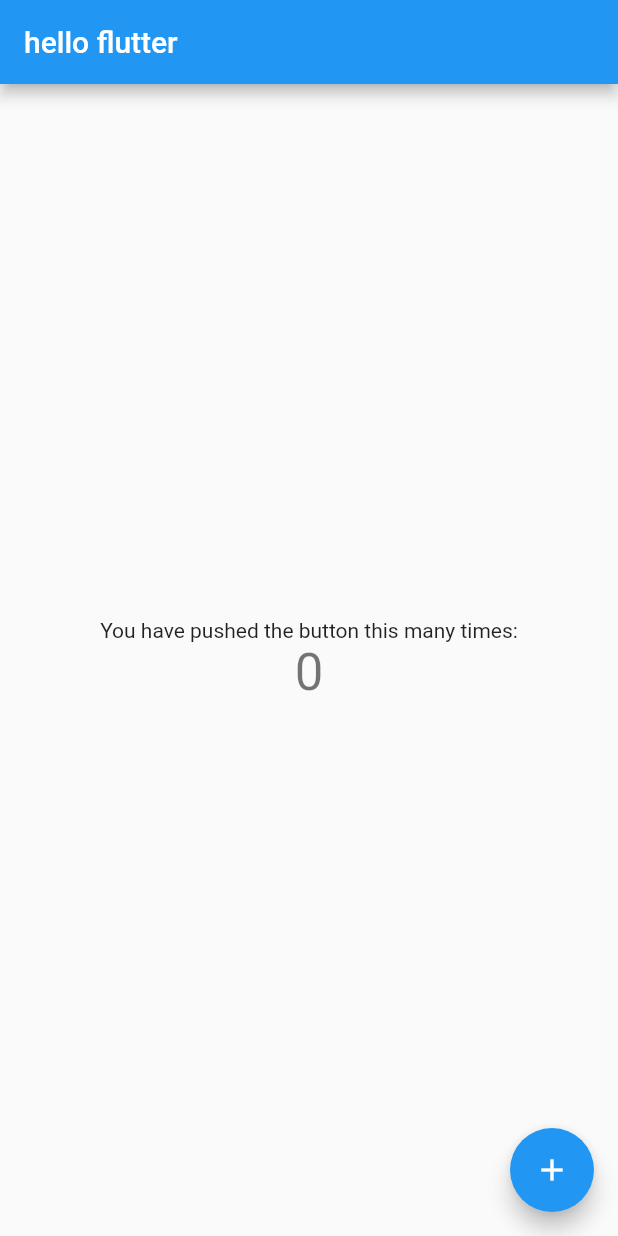
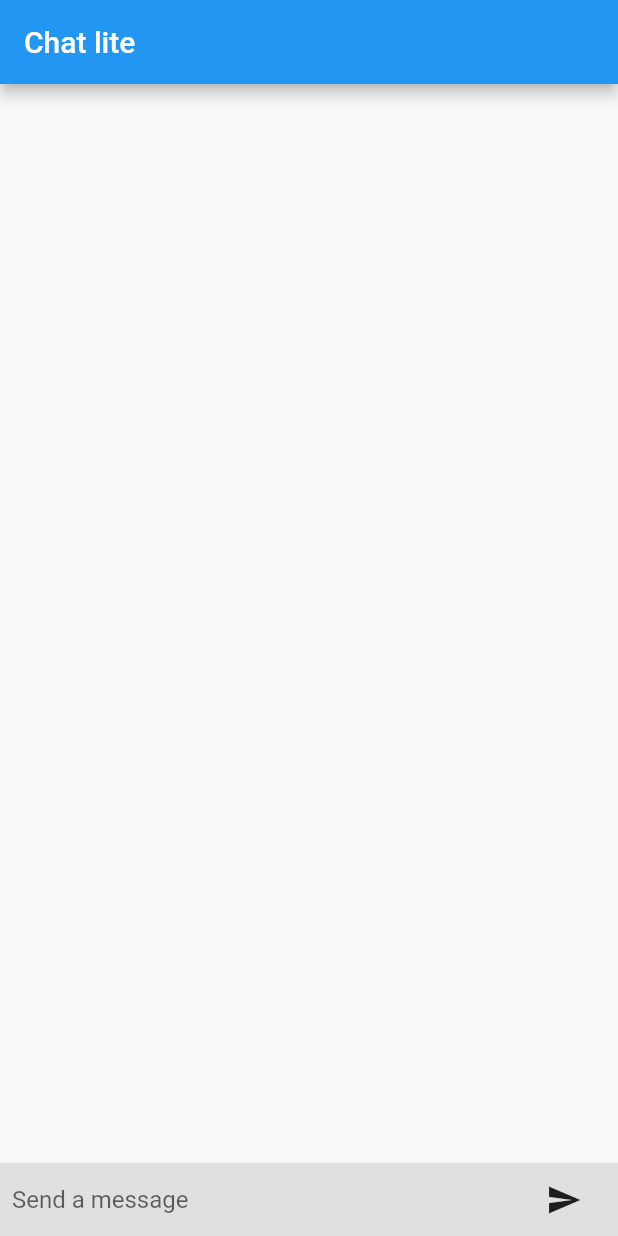
Before and after one commit to domliang/hello-flutter, a Flutter app: the screen it shows after launch, on a phone screen of 412 x 824 dp. Run offline on Flutter 3.47's test engine with Material 2 defaults, Android fonts, the phone set to English and light mode, and no system bars.

Commit message:
chat lite try ui

```diff
--- a/lib/main.dart
+++ b/lib/main.dart
@@ -1,111 +1,146 @@
+import 'package:flutter/cupertino.dart';
 import 'package:flutter/material.dart';
 
-void main() => runApp(MyApp());
+const String _name = "Dom Liang";
 
-class MyApp extends StatelessWidget {
-  // This widget is the root of your application.
+void main() => runApp(HelloFlutter());
+
+class HelloFlutter extends StatelessWidget {
   @override
-  Widget build(BuildContext context) {
+  Widget build (BuildContext context) {
     return MaterialApp(
-      title: 'Hello Flutter',
-      theme: ThemeData(
-        // This is the theme of your application.
-        //
-        // Try running your application with "flutter run". You'll see the
-        // application has a blue toolbar. Then, without quitting the app, try
-        // changing the primarySwatch below to Colors.green and then invoke
-        // "hot reload" (press "r" in the console where you ran "flutter run",
-        // or simply save your changes to "hot reload" in a Flutter IDE).
-        // Notice that the counter didn't reset back to zero; the application
-        // is not restarted.
-        primarySwatch: Colors.blue,
-      ),
-      home: MyHomePage(title: 'hello flutter'),
+      title: 'hello flutter',
+      initialRoute: '/',
+      routes: <String, WidgetBuilder>{
+        '/': (BuildContext context) => HomePage(),
+      }
     );
   }
 }
 
-class MyHomePage extends StatefulWidget {
-  MyHomePage({Key key, this.title}) : super(key: key);
-
-  // This widget is the home page of your application. It is stateful, meaning
-  // that it has a State object (defined below) that contains fields that affect
-  // how it looks.
-
-  // This class is the configuration for the state. It holds the values (in this
-  // case the title) provided by the parent (in this case the App widget) and
-  // used by the build method of the State. Fields in a Widget subclass are
-  // always marked "final".
-
-  final String title;
-
-  @override
-  _MyHomePageState createState() => _MyHomePageState();
+class HomePage extends StatefulWidget {                     //modified
+  @override                                                        //new
+  State createState() => new HomePageState();                    //new
 }
 
-class _MyHomePageState extends State<MyHomePage> {
-  int _counter = 0;
+class HomePageState extends State<HomePage> with TickerProviderStateMixin {
 
-  void _incrementCounter() {
+  final List<ChatMessage> _messages = <ChatMessage>[];
+  final TextEditingController _textController = new TextEditingController();
+
+  Widget _buildTextComposer() {
+    return new Container(
+      margin: const EdgeInsets.symmetric(horizontal: 8.0),
+      child: new Row(                                            //new
+        children: <Widget>[                                    //new
+          new Flexible(                                          //new
+            child: new TextField(
+              controller: _textController,
+              onSubmitted: _handleSubmitted,
+              decoration: new InputDecoration.collapsed(
+                hintText: "Send a message"),
+            ),
+          ),
+          new Container(                                                 //new
+            margin: new EdgeInsets.symmetric(horizontal: 4.0),           //new
+            child: new IconButton(                                       //new
+              icon: new Icon(Icons.send),                                //new
+              onPressed: () => _handleSubmitted(_textController.text)),  //new
+          ),                                                      //new
+        ],                                                        //new
+      ),                                                          //new
+    );
+  }
+
+  void _handleSubmitted(String text) {
+    print(text);
+    _textController.clear();
+    ChatMessage message = new ChatMessage(
+      text: text,
+      nickName: _name,
+      animationController: new AnimationController(                  //new
+        duration: new Duration(milliseconds: 700),                   //new
+        vsync: this,                                                 //new
+      ),                                                             //new
+    );                                                               //new
     setState(() {
-      // This call to setState tells the Flutter framework that something has
-      // changed in this State, which causes it to rerun the build method below
-      // so that the display can reflect the updated values. If we changed
-      // _counter without calling setState(), then the build method would not be
-      // called again, and so nothing would appear to happen.
-      _counter = _counter + 3;
+      _messages.insert(0, message);
     });
+    message.animationController.forward();                           //new
   }
 
   @override
-  Widget build(BuildContext context) {
-    // This method is rerun every time setState is called, for instance as done
-    // by the _incrementCounter method above.
-    //
-    // The Flutter framework has been optimized to make rerunning build methods
-    // fast, so that you can just rebuild anything that needs updating rather
-    // than having to individually change instances of widgets.
+  void dispose() {                                                   //new
+    for (ChatMessage message in _messages)                           //new
+      message.animationController.dispose();                         //new
+    super.dispose();                                                 //new
+  }
+
+  @override
+  Widget build (BuildContext context) {
     return Scaffold(
       appBar: AppBar(
         // Here we take the value from the MyHomePage object that was created by
         // the App.build method, and use it to set our appbar title.
-        title: Text(widget.title),
+        title: Text('Chat lite'),
       ),
-      body: Center(
-        // Center is a layout widget. It takes a single child and positions it
-        // in the middle of the parent.
-        child: Column(
-          // Column is also layout widget. It takes a list of children and
-          // arranges them vertically. By default, it sizes itself to fit its
-          // children horizontally, and tries to be as tall as its parent.
-          //
-          // Invoke "debug painting" (press "p" in the console, choose the
-          // "Toggle Debug Paint" action from the Flutter Inspector in Android
-          // Studio, or the "Toggle Debug Paint" command in Visual Studio Code)
-          // to see the wireframe for each widget.
-          //
-          // Column has various properties to control how it sizes itself and
-          // how it positions its children. Here we use mainAxisAlignment to
-          // center the children vertically; the main axis here is the vertical
-          // axis because Columns are vertical (the cross axis would be
-          // horizontal).
-          mainAxisAlignment: MainAxisAlignment.center,
+      body: new Column(                                        //modified
+      children: <Widget>[                                         //new
+        new Flexible(                                             //new
+          child: new ListView.builder(                            //new
+            padding: new EdgeInsets.all(8.0),                     //new
+            reverse: true,                                        //new
+            itemBuilder: (_, int index) => _messages[index],      //new
+            itemCount: _messages.length,                          //new
+          ),                                                      //new
+        ),                                                        //new
+        new Divider(height: 1.0),                                 //new
+        new Container(                                            //new
+          decoration: new BoxDecoration(
+            color: Theme.of(context).buttonColor),                  //new
+          child: _buildTextComposer(),                       //modified
+        ),                                                        //new
+      ],                                                          //new
+    ),
+    );
+  }
+}
+
+
+
+class ChatMessage extends StatelessWidget {
+  ChatMessage({this.text, this.nickName, this.animationController});
+  final String text;
+  final AnimationController animationController;
+  final String nickName;
+  @override
+  Widget build(BuildContext context) {
+    return new SizeTransition(                                    //new
+    sizeFactor: new CurvedAnimation(                              //new
+        parent: animationController, curve: Curves.easeOut),      //new
+    axisAlignment: 0.0,                                           //new
+    child: new Container(                                    //modified
+      margin: const EdgeInsets.symmetric(vertical: 10.0),
+      child: new Row(
+          crossAxisAlignment: CrossAxisAlignment.start,
           children: <Widget>[
-            Text(
-              'You have pushed the button this many times:',
+            new Container(
+              margin: const EdgeInsets.only(right: 16.0),
+              child: new CircleAvatar(child: new Text(nickName[0])),
             ),
-            Text(
-              '$_counter',
-              style: Theme.of(context).textTheme.display1,
+            new Column(
+              crossAxisAlignment: CrossAxisAlignment.start,
+              children: <Widget>[
+                new Text(nickName, style: Theme.of(context).textTheme.subhead),
+                new Container(
+                  margin: const EdgeInsets.only(top: 5.0),
+                  child: new Text(text),
+                ),
+              ],
             ),
           ],
         ),
-      ),
-      floatingActionButton: FloatingActionButton(
-        onPressed: _incrementCounter,
-        tooltip: 'Increment',
-        child: Icon(Icons.add),
-      ), // This trailing comma makes auto-formatting nicer for build methods.
+      )                                                           //new
     );
   }
 }
```
Also changed, not shown: 1 other file.
